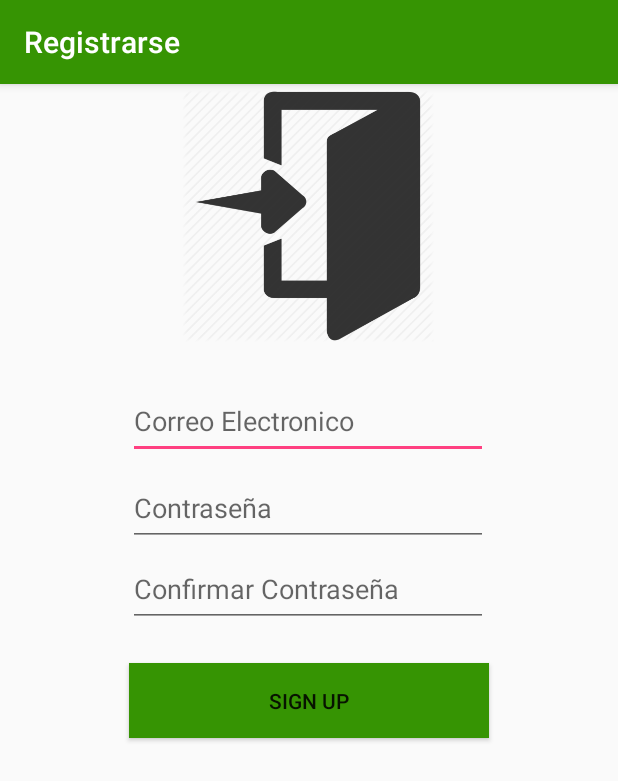
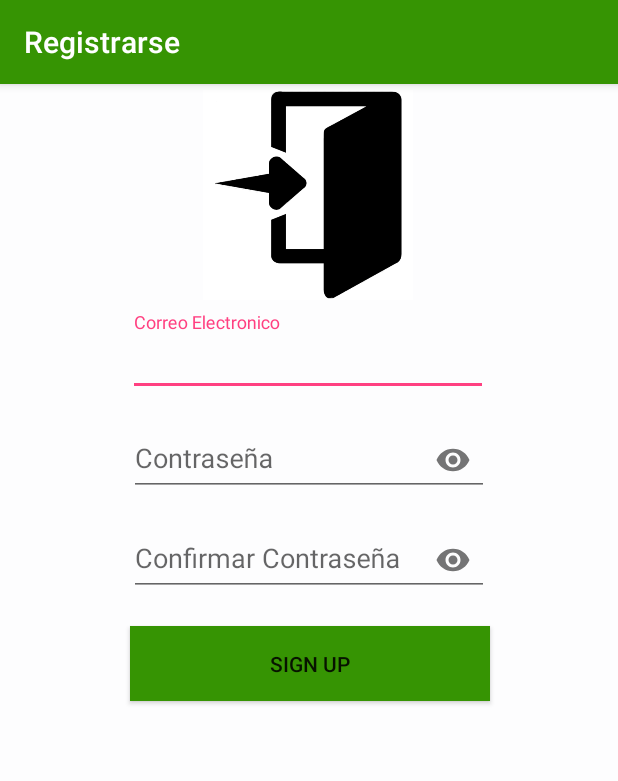
Before and after one commit to Jcmo10/Main, an Android app: the screen it shows after launch (RegistroActivity), after a tap on an icon or button, on a phone screen of 412 x 824 dp. Shown: the top 781 px of the screen. Run offline under Robolectric (Android 15) with nearby library versions, the phone set to English and light mode, and no system bars; 2 other taps on this screen came first.

Commit message:
Initial Commit

```diff
--- a/app/src/main/java/com/jcmo/main/MainActivity.kt
+++ b/app/src/main/java/com/jcmo/main/MainActivity.kt
@@ -133,6 +133,8 @@ class MainActivity : AppCompatActivity(), NavigationView.OnNavigationItemSelecte
         }*/
     }
 
+
+    ////Navigation Drawer
    override fun onNavigationItemSelected(item: MenuItem): Boolean {
         // Handle navigation view item clicks here.
        var datosRecibidos = intent.extras
@@ -167,4 +169,6 @@ class MainActivity : AppCompatActivity(), NavigationView.OnNavigationItemSelecte
         drawerLayout.closeDrawer(GravityCompat.START)
         return true
     }
+
+    ////Navigation Drawer
 }
--- a/app/src/main/java/com/jcmo/main/SplashActivity.kt
+++ b/app/src/main/java/com/jcmo/main/SplashActivity.kt
@@ -1,41 +1,37 @@
 package com.jcmo.main
+
 
 import android.content.Intent
 import androidx.appcompat.app.AppCompatActivity
 import android.os.Bundle
-import android.os.Handler
+import android.widget.ProgressBar
+import kotlinx.android.synthetic.main.activity_splash.*
+import java.util.*
+import kotlin.concurrent.timerTask
 
 class SplashActivity : AppCompatActivity() {
 
-    private var mDelayHandler: Handler? = null
-    private val SPLASH_DELAY: Long = 2000 //2 seconds
 
-    internal val mRunnable: Runnable = Runnable {
-        if (!isFinishing) {
-
-            val intent = Intent(applicationContext, LoginActivity::class.java)
-            startActivity(intent)
-            finish()
-        }
-    }
 
     override fun onCreate(savedInstanceState: Bundle?) {
         super.onCreate(savedInstanceState)
         setContentView(R.layout.activity_splash)
 
-        mDelayHandler = Handler()
 
-        //Navigate with delay
-        mDelayHandler!!.postDelayed(mRunnable, SPLASH_DELAY)
+
+        val timer = Timer()
+        timer.schedule(
+            timerTask {
+                gotoMainActivity()
+
+            },2000
+        )
 
     }
 
-    public override fun onDestroy() {
-
-        if (mDelayHandler != null) {
-            mDelayHandler!!.removeCallbacks(mRunnable)
-        }
-        super.onDestroy()
+    private fun gotoMainActivity(){
+        val intent = Intent(this, LoginActivity::class.java)
+        startActivity(intent)
+        finish()
     }
-
 }
--- a/app/src/main/res/layout-land/activity_registro.xml
+++ b/app/src/main/res/layout-land/activity_registro.xml
@@ -4,46 +4,81 @@
         xmlns:tools="http://schemas.android.com/tools"
         xmlns:app="http://schemas.android.com/apk/res-auto"
         android:layout_width="match_parent"
+        android:background="@color/balnca"
         android:layout_height="match_parent"
         tools:context=".RegistroActivity">
 
     <ImageView android:layout_width="180dp"
-               android:layout_height="168dp"
-               android:src="@drawable/sign_ip_icon"
-               android:id="@+id/imageView3"
-               app:layout_constraintStart_toStartOf="parent"
-               android:layout_marginStart="8dp" android:layout_marginTop="8dp"
-               app:layout_constraintTop_toTopOf="parent" android:layout_marginBottom="8dp"
-               app:layout_constraintBottom_toBottomOf="parent" app:layout_constraintEnd_toStartOf="@+id/etcCnfirPass"
-               android:layout_marginEnd="8dp"/>
+            android:layout_height="168dp"
+            android:src="@drawable/sign_ip_icon"
+            android:id="@+id/imageView3"
+            app:layout_constraintStart_toStartOf="parent"
+            android:layout_marginEnd="8dp"
+            app:layout_constraintEnd_toStartOf="@+id/etPassl" app:layout_constraintHorizontal_bias="0.481"
+            android:layout_marginTop="28dp" app:layout_constraintTop_toTopOf="parent"
+            />
 
-    <EditText android:layout_width="240dp"
-              android:layout_height="50dp"
-              android:id="@+id/etCorreo"
-              android:inputType="textEmailAddress"
-              android:hint="@string/tvCorreo"
-              app:layout_constraintEnd_toEndOf="parent"
-              android:layout_marginEnd="96dp" android:layout_marginTop="48dp"
-              app:layout_constraintTop_toTopOf="parent"/>
+    <com.google.android.material.textfield.TextInputLayout
+            android:layout_width="240dp"
+            android:layout_height="wrap_content"
+            android:background="@color/balnca"
+            android:id="@+id/etEmaill2"
+            app:passwordToggleEnabled="false"
+            app:layout_constraintEnd_toEndOf="parent"
+            android:layout_marginEnd="70dp"
+            android:layout_marginTop="20dp"
 
-    <EditText android:layout_width="240dp"
-              android:layout_height="50dp"
-              android:id="@+id/etPass"
-              android:hint="@string/tvPass"
-              android:inputType="numberPassword"
-              app:layout_constraintEnd_toEndOf="parent"
-              android:layout_marginEnd="96dp"
-              app:layout_constraintTop_toBottomOf="@+id/etCorreo"
-    />
+            app:layout_constraintTop_toTopOf="parent">
 
-    <EditText android:layout_width="240dp"
-              android:layout_height="50dp"
-              android:id="@+id/etcCnfirPass"
-              android:hint="@string/tvConfPass"
-              android:inputType="numberPassword"
-              app:layout_constraintEnd_toEndOf="parent"
-              android:layout_marginEnd="96dp"
-              app:layout_constraintTop_toBottomOf="@+id/etPass"/>
+        <com.google.android.material.textfield.TextInputEditText
+                android:layout_width="match_parent"
+                android:layout_height="wrap_content"
+                android:hint="@string/tvCorreo"
+                android:id="@+id/etCorreo"
+                android:autofillHints="@string/tvCorreo"
+
+                android:inputType="textEmailAddress"
+                />
+    </com.google.android.material.textfield.TextInputLayout>
+
+    <com.google.android.material.textfield.TextInputLayout
+            android:layout_width="240dp"
+            android:layout_height="wrap_content"
+            android:background="@color/balnca"
+            android:id="@+id/etPassl"
+            app:passwordToggleEnabled="true"
+            app:layout_constraintEnd_toEndOf="parent"
+            android:layout_marginEnd="70dp" android:layout_marginTop="16dp"
+            app:layout_constraintTop_toBottomOf="@+id/etEmaill2">
+
+        <com.google.android.material.textfield.TextInputEditText
+                android:layout_width="match_parent"
+                android:layout_height="wrap_content"
+                android:hint="@string/tvPass"
+                android:id="@+id/etPass"
+                android:textSize="15sp"
+                android:inputType="textPassword"
+                />
+    </com.google.android.material.textfield.TextInputLayout>
+
+    <com.google.android.material.textfield.TextInputLayout
+            android:layout_width="240dp"
+            android:layout_height="wrap_content"
+            android:background="@color/balnca"
+            android:id="@+id/etcCnfirPass1"
+            app:passwordToggleEnabled="true"
+            app:layout_constraintEnd_toEndOf="parent" android:layout_marginEnd="70dp"
+            android:layout_marginTop="16dp" app:layout_constraintTop_toBottomOf="@+id/etPassl">
+
+        <com.google.android.material.textfield.TextInputEditText
+                android:layout_width="match_parent"
+                android:layout_height="wrap_content"
+                android:hint="@string/tvConfPass"
+                android:id="@+id/etcCnfirPass"
+                android:textSize="15sp"
+                android:inputType="textPassword"
+                />
+    </com.google.android.material.textfield.TextInputLayout>
 
     <Button
             android:text="@string/sign_up"
@@ -51,9 +86,10 @@
             android:layout_height="50dp"
             android:id="@+id/btnsignup"
             android:background="@color/greenca"
-            android:layout_marginTop="16dp"
-            app:layout_constraintTop_toBottomOf="@+id/etcCnfirPass" app:layout_constraintEnd_toEndOf="parent"
-            android:layout_marginEnd="96dp"
-    />
+            android:layout_marginBottom="8dp"
+            app:layout_constraintBottom_toBottomOf="parent" android:layout_marginTop="8dp"
+            app:layout_constraintTop_toBottomOf="@+id/imageView3" app:layout_constraintVertical_bias="0.402"
+            android:layout_marginEnd="8dp" app:layout_constraintEnd_toStartOf="@+id/etcCnfirPass1"
+            android:layout_marginStart="8dp" app:layout_constraintStart_toStartOf="parent"/>
 
 </androidx.constraintlayout.widget.ConstraintLayout>
--- a/app/src/main/res/layout/activity_registro.xml
+++ b/app/src/main/res/layout/activity_registro.xml
@@ -5,47 +5,80 @@
         xmlns:app="http://schemas.android.com/apk/res-auto"
         android:layout_width="match_parent"
         android:layout_height="match_parent"
+        android:background="@color/balnca"
         tools:context=".RegistroActivity">
 
     <ImageView android:layout_width="180dp"
-               android:layout_height="168dp"
+            android:layout_height="140dp"
             android:src="@drawable/sign_ip_icon"
             android:id="@+id/imageView3"
             app:layout_constraintStart_toStartOf="parent" android:layout_marginStart="8dp"
             app:layout_constraintEnd_toEndOf="parent" android:layout_marginEnd="8dp" android:layout_marginTop="4dp"
             app:layout_constraintTop_toTopOf="parent" app:layout_constraintHorizontal_bias="0.497"/>
 
-    <EditText android:layout_width="240dp"
-              android:layout_height="50dp"
+
+    <com.google.android.material.textfield.TextInputLayout
+            android:layout_width="240dp"
+            android:layout_height="wrap_content"
+            android:background="@color/balnca"
+            android:id="@+id/etEmaill2"
+            app:passwordToggleEnabled="false"
+            app:layout_constraintEnd_toEndOf="parent"
+            android:layout_marginEnd="8dp" app:layout_constraintStart_toStartOf="parent"
+            android:layout_marginStart="8dp" android:layout_marginTop="8dp"
+            app:layout_constraintTop_toBottomOf="@+id/imageView3" app:layout_constraintHorizontal_bias="0.496">
+
+        <com.google.android.material.textfield.TextInputEditText
+                android:layout_width="match_parent"
+                android:layout_height="wrap_content"
+                android:hint="@string/tvCorreo"
                 android:id="@+id/etCorreo"
+                android:autofillHints="@string/tvCorreo"
+
                 android:inputType="textEmailAddress"
-              android:hint="@string/tvCorreo"
-              app:layout_constraintStart_toStartOf="parent"
-              android:layout_marginStart="8dp" app:layout_constraintEnd_toEndOf="parent"
-              android:layout_marginEnd="8dp"
-              app:layout_constraintHorizontal_bias="0.496" android:layout_marginTop="28dp"
-              app:layout_constraintTop_toBottomOf="@+id/imageView3"/>
+                />
+    </com.google.android.material.textfield.TextInputLayout>
 
-    <EditText android:layout_width="240dp"
-              android:layout_height="50dp"
+    <com.google.android.material.textfield.TextInputLayout
+            android:layout_width="240dp"
+            android:layout_height="wrap_content"
+            android:background="@color/balnca"
+            android:id="@+id/etPassl"
+            app:passwordToggleEnabled="true"
+            app:layout_constraintStart_toStartOf="parent" android:layout_marginStart="8dp"
+            app:layout_constraintEnd_toEndOf="parent" android:layout_marginEnd="8dp"
+            android:layout_marginTop="8dp" app:layout_constraintTop_toBottomOf="@+id/etEmaill2">
+
+        <com.google.android.material.textfield.TextInputEditText
+                android:layout_width="match_parent"
+                android:layout_height="wrap_content"
+                android:hint="@string/tvPass"
                 android:id="@+id/etPass"
-              android:hint="@string/tvPass"
-              android:inputType="numberPassword"
-              app:layout_constraintStart_toStartOf="parent"
-              android:layout_marginStart="8dp" app:layout_constraintEnd_toEndOf="parent"
-              android:layout_marginEnd="8dp" android:layout_marginTop="8dp"
-              app:layout_constraintTop_toBottomOf="@+id/etCorreo" app:layout_constraintHorizontal_bias="0.496"
+
+                android:inputType="textPassword"
                 />
+    </com.google.android.material.textfield.TextInputLayout>
 
-    <EditText android:layout_width="240dp"
-              android:layout_height="50dp"
+    <com.google.android.material.textfield.TextInputLayout
+            android:layout_width="240dp"
+            android:layout_height="wrap_content"
+            android:background="@color/balnca"
+            android:id="@+id/etcCnfirPass1"
+            app:passwordToggleEnabled="true"
+            android:layout_marginTop="8dp"
+            app:layout_constraintTop_toBottomOf="@+id/etPassl" android:layout_marginStart="8dp"
+            app:layout_constraintStart_toStartOf="parent" android:layout_marginEnd="8dp"
+            app:layout_constraintEnd_toEndOf="parent">
+
+        <com.google.android.material.textfield.TextInputEditText
+                android:layout_width="match_parent"
+                android:layout_height="wrap_content"
+                android:hint="@string/tvConfPass"
                 android:id="@+id/etcCnfirPass"
-              android:hint="@string/tvConfPass"
-              android:inputType="numberPassword"
-              app:layout_constraintStart_toStartOf="parent"
-              android:layout_marginStart="8dp" app:layout_constraintEnd_toEndOf="parent"
-              android:layout_marginEnd="8dp" android:layout_marginTop="4dp"
-              app:layout_constraintTop_toBottomOf="@+id/etPass" app:layout_constraintHorizontal_bias="0.496"/>
+
+                android:inputType="textPassword"
+                />
+    </com.google.android.material.textfield.TextInputLayout>
 
     <Button
             android:text="@string/sign_up"
@@ -53,9 +86,10 @@
             android:layout_height="50dp"
             android:id="@+id/btnsignup"
             android:background="@color/greenca"
-            android:layout_marginTop="24dp"
-            app:layout_constraintTop_toBottomOf="@+id/etcCnfirPass" app:layout_constraintEnd_toEndOf="parent"
+            app:layout_constraintEnd_toEndOf="parent"
             android:layout_marginEnd="8dp" app:layout_constraintStart_toStartOf="parent"
-            android:layout_marginStart="8dp"/>
+            android:layout_marginStart="8dp"
+            app:layout_constraintHorizontal_bias="0.503" android:layout_marginTop="20dp"
+            app:layout_constraintTop_toBottomOf="@+id/etcCnfirPass1"/>
 
 </androidx.constraintlayout.widget.ConstraintLayout>
--- a/app/src/main/res/menu/main.xml
+++ b/app/src/main/res/menu/main.xml
@@ -3,6 +3,7 @@
       xmlns:app="http://schemas.android.com/apk/res-auto">
     <item android:id="@+id/action_settings"
           android:title="@string/iLogout"
+          android:icon="@drawable/logout_icon2"
           android:orderInCategory="100"
-          app:showAsAction="never"/>
+          app:showAsAction="always"/>
 </menu>
--- a/app/src/main/res/values/colors.xml
+++ b/app/src/main/res/values/colors.xml
@@ -5,6 +5,8 @@
     <color name="colorAccent">#FF4081</color>
 
     <item name="greenca" type="color">#369403</item>
+    <item name="rojoss" type="color">#FF097F</item>
+    <item name="balnca" type="color">#FDFDFE</item>
     <item name="black" type="color">#000000</item>
     <item name="navy" type="color">	#000080</item>
     <item name="darkblue" type="color">#00008b</item>
```
Also changed, not shown: app/src/main/AndroidManifest.xml (+2 -5 lines), app/src/main/java/com/jcmo/main/LoginActivity.kt (+12 -7 lines), app/src/main/java/com/jcmo/main/Main3Activity.kt (deleted, +0 -37 lines), app/src/main/java/com/jcmo/main/RegistroActivity.kt (+14 -8 lines), app/src/main/res/drawable/progress_bar.xml (added, +22 -0 lines), app/src/main/res/layout-land/activity_login.xml (+57 -31 lines), app/src/main/res/layout/activity_login.xml (+60 -28 lines), app/src/main/res/layout/activity_splash.xml (+22 -19 lines), app/src/main/res/drawable/logout_icon2.png (added), app/src/main/res/drawable/sign_ip_icon.png, app/src/main/res/drawable/simplecow.png. Lines whose indentation alone changed are shown as unchanged.
